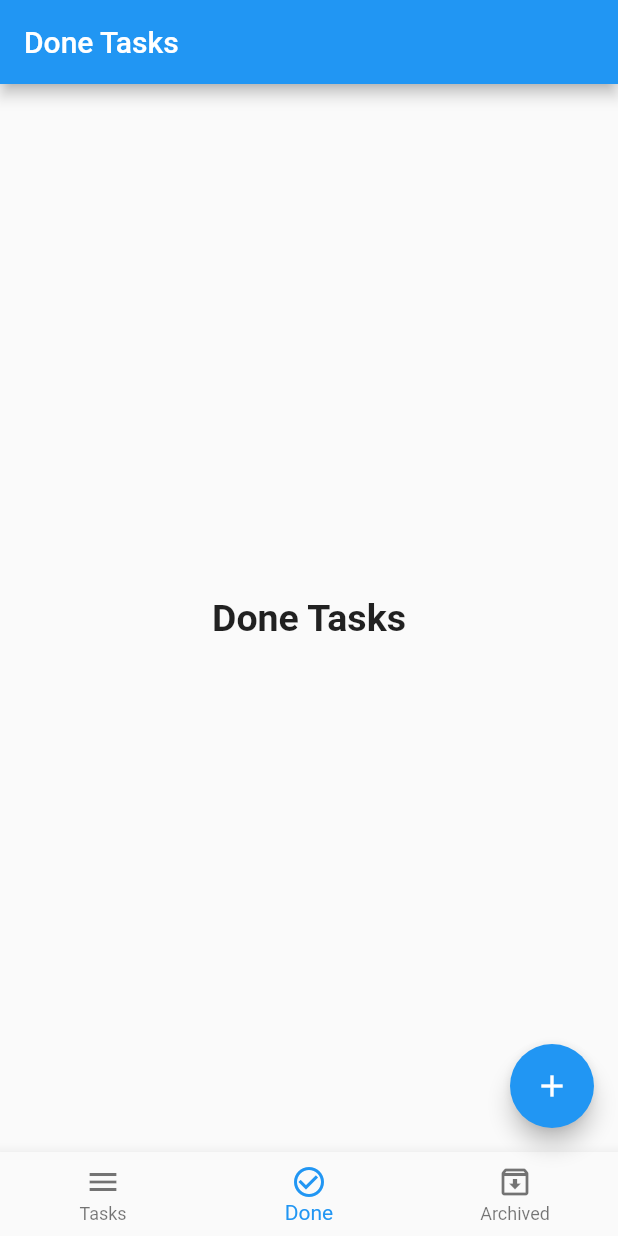
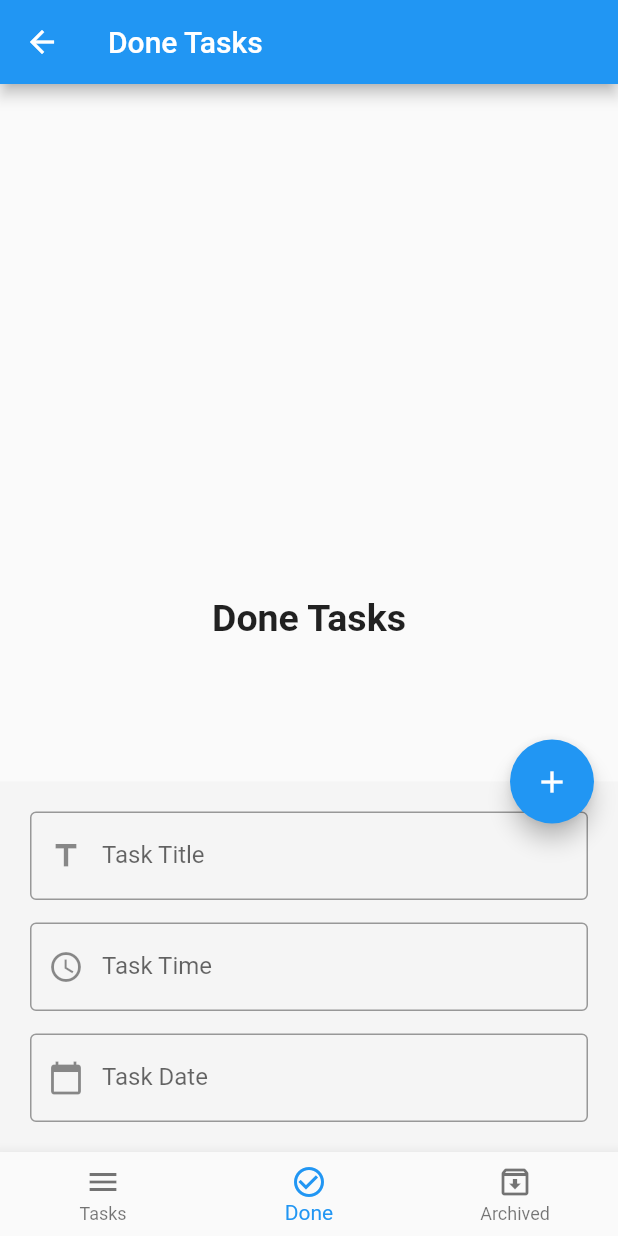
Before and after one commit to Fighteros/FirstFlutterApp, a Flutter app: the screen it shows after launch, item 2 of the bottom bar chosen, after a tap on the "add" icon, on a phone screen of 412 x 824 dp. Run offline on Flutter 3.47's test engine with Material 2 defaults, Android fonts, the phone set to English and light mode, and no system bars; our stand-ins replace sqflite; accounts and stored records are empty.

Commit message:
finished bottomsheet & inserttoDb

```diff
--- a/lib/layout/home_layout.dart
+++ b/lib/layout/home_layout.dart
@@ -5,6 +5,8 @@ import 'package:flutter/material.dart';
 import 'package:flutterapp/modules/archived_tasks/archived_tasks.dart';
 import 'package:flutterapp/modules/done_tasks/done_tasks.dart';
 import 'package:flutterapp/modules/new_tasks/new_tasks.dart';
+import 'package:flutterapp/shared/components/components.dart';
+import 'package:intl/intl.dart';
 import 'package:sqflite/sqflite.dart';
 
 class HomeLayout extends StatefulWidget {
@@ -16,6 +18,12 @@ class _HomeLayoutState extends State<HomeLayout> {
   int currentIndex = 0;
   late Database database;
   var scaffoldKey = GlobalKey<ScaffoldState>();
+  var formKey = GlobalKey<FormState>();
+  bool isBottomSheetShown = false;
+  IconData fabIcon = Icons.add;
+  var titleController = TextEditingController();
+  var timeController = TextEditingController();
+  var dateController = TextEditingController();
 
   List<Widget> screens = [
     NewTasksScreen(),
@@ -43,8 +51,113 @@ class _HomeLayoutState extends State<HomeLayout> {
         title: Text(titles[currentIndex]),
       ),
       floatingActionButton: FloatingActionButton(
-        onPressed: () => insertToDatabase(),
-        child: Icon(Icons.add),
+        onPressed: () {
+          if (isBottomSheetShown) {
+            // to make sure it's valid form before a user tries to
+            // close the bottomSheet
+            if (formKey.currentState!.validate()) {
+              insertToDatabase(
+                title: titleController.text,
+                date: dateController.text,
+                time: timeController.text,
+              ).then((value) {
+                if (value is FutureOr) {
+                  Navigator.pop(context);
+                  isBottomSheetShown = false;
+                  setState(() {
+                    fabIcon = Icons.edit;
+                  });
+                }
+              }).catchError((error) => print(error.toString()));
+              // close the BottomSheet
+
+            }
+          } else {
+            scaffoldKey.currentState?.showBottomSheet((context) => Container(
+                  color: Colors.grey[100],
+                  padding: EdgeInsets.all(20.0),
+                  child: Form(
+                    key: formKey,
+                    child: Column(
+                      mainAxisSize: MainAxisSize.min,
+                      children: [
+                        defaultFormField(
+                          controller: titleController,
+                          type: TextInputType.text,
+                          label: 'Task Title',
+                          validator: (value) {
+                            if (value!.isEmpty) {
+                              return 'Title mustn\'t be empty';
+                            }
+                            return null;
+                          },
+                          prefixIcon: Icons.title,
+                        ),
+                        SizedBox(
+                          height: 15.0,
+                        ),
+                        defaultFormField(
+                          controller: timeController,
+                          type: TextInputType.datetime,
+                          onTap: () {
+                            showTimePicker(
+                                    context: context,
+                                    initialTime: TimeOfDay.now())
+                                .then((value) {
+                              if (value != null) {
+                                timeController.text = value.format(context);
+                                print(value.format(context));
+                              }
+                            });
+                          },
+                          label: 'Task Time',
+                          validator: (value) {
+                            if (value!.isEmpty) {
+                              return 'time mustn\'t be empty';
+                            }
+                            return null;
+                          },
+                          prefixIcon: Icons.watch_later_outlined,
+                        ),
+                        SizedBox(
+                          height: 15.0,
+                        ),
+                        defaultFormField(
+                          controller: dateController,
+                          type: TextInputType.datetime,
+                          onTap: () {
+                            showDatePicker(
+                                    context: context,
+                                    initialDate: DateTime.now(),
+                                    firstDate: DateTime.now(),
+                                    lastDate: DateTime.parse('2021-11-03'))
+                                .then((value) {
+                              if (value != null) {
+                                dateController.text =
+                                    DateFormat.yMMMd().format(value);
+                              }
+                            });
+                          },
+                          label: 'Task Date',
+                          validator: (value) {
+                            if (value!.isEmpty) {
+                              return 'date mustn\'t be empty';
+                            }
+                            return null;
+                          },
+                          prefixIcon: Icons.calendar_today,
+                        ),
+                      ],
+                    ),
+                  ),
+                ));
+            isBottomSheetShown = true;
+            setState(() {
+              fabIcon = Icons.add;
+            });
+          }
+        },
+        child: Icon(fabIcon),
       ),
       bottomNavigationBar: BottomNavigationBar(
         type: BottomNavigationBarType.fixed,
@@ -95,10 +208,14 @@ class _HomeLayoutState extends State<HomeLayout> {
     );
   }
 
-  void insertToDatabase() async {
-    await database.transaction((txn) => txn
+  Future insertToDatabase({
+    required String title,
+    required String time,
+    required String date,
+  }) async {
+    return await database.transaction((txn) => txn
             .rawInsert(
-                'INSERT INTO tasks(title, date, time, status) VALUES("First task", "0222", "001", "new")')
+                'INSERT INTO tasks(title, date, time, status) VALUES("$title", "$date", "$time", "new")')
             .then((value) {
           print('$value Inserted Successfully');
         }).catchError((error) {
--- a/lib/shared/components/components.dart
+++ b/lib/shared/components/components.dart
@@ -30,16 +30,21 @@ Widget defaultFormField({
   required TextEditingController controller,
   required TextInputType type,
   required String label,
-  VoidCallback? onSubmit,
+  Function(dynamic val)? onSubmit,
   Function(dynamic val)? onChanged,
+  void Function()? onTap,
   required Function(String? val) validator,
   required IconData? prefixIcon,
   VoidCallback? onEyePress,
   IconData? suffixIcon,
   bool isPassword = false,
+  bool isEnabled = true
 }) => TextFormField(
+  enabled: isEnabled,
   obscureText: isPassword,
   onChanged: onChanged,
+  onTap: onTap,
+  onFieldSubmitted: onSubmit,
   validator: (value)=>validator(value),
   controller: controller,
   // Keyboard type
--- a/pubspec.yaml
+++ b/pubspec.yaml
@@ -29,6 +29,7 @@ dependencies:
   # Use with the CupertinoIcons class for iOS style icons.
   cupertino_icons: ^1.0.2
   sqflite: ^2.0.0+4
+  intl: ^0.17.0
 
 dev_dependencies:
   flutter_test:
```
Also changed, not shown: pubspec.lock.
